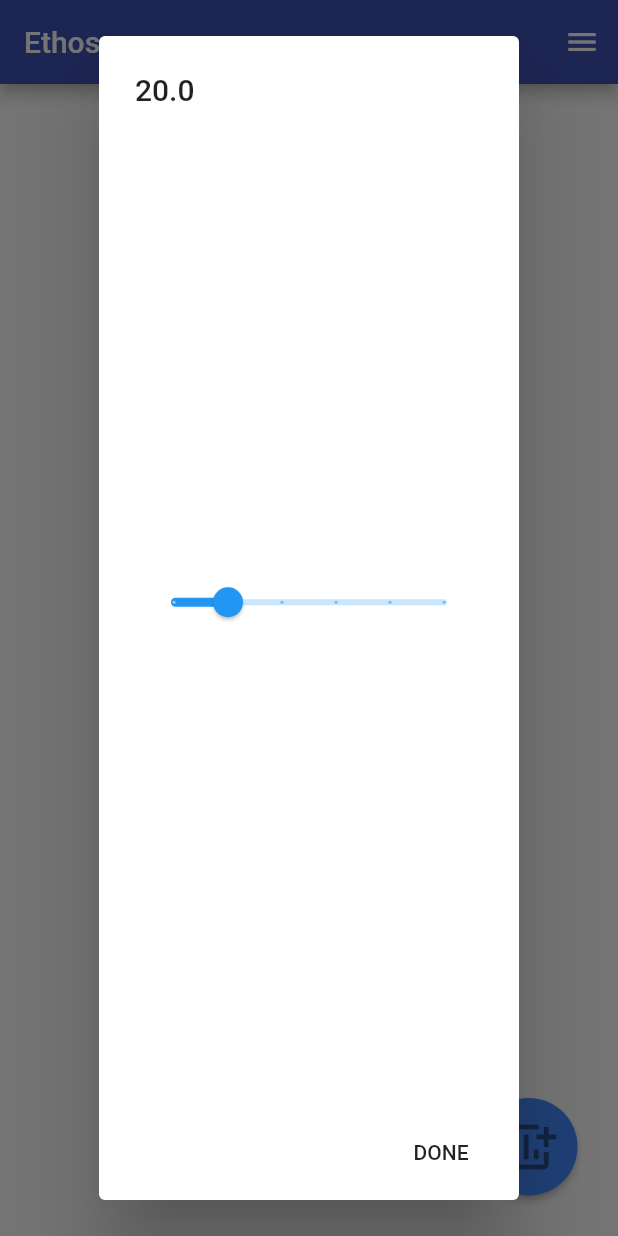
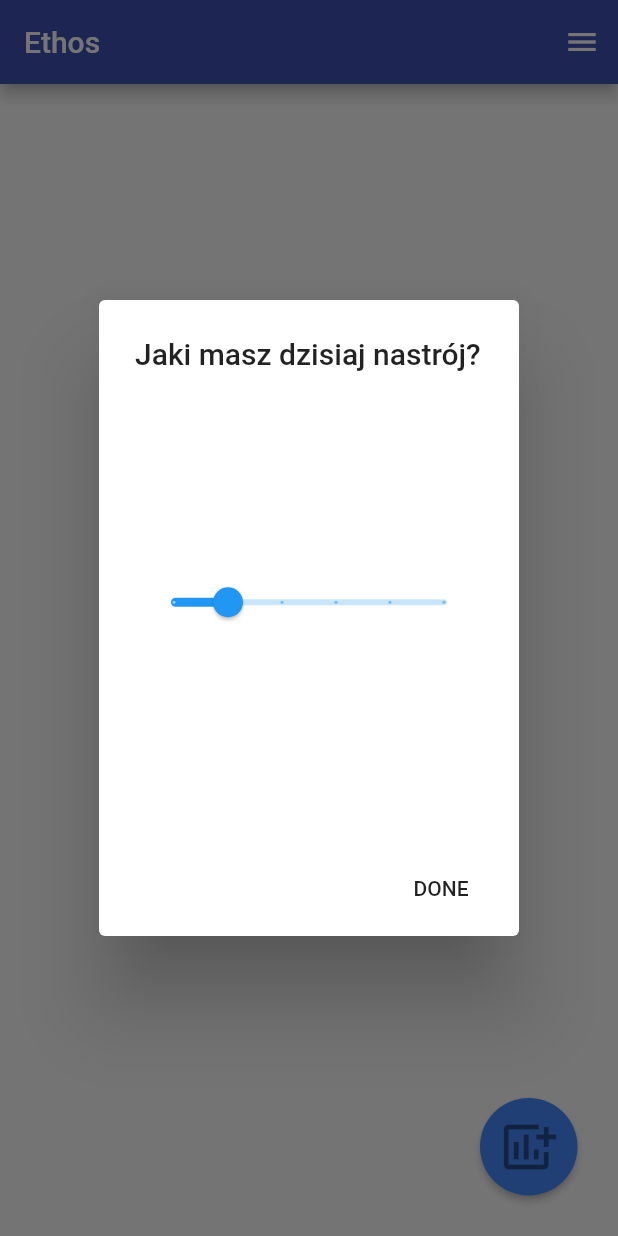
Before and after one commit to SmialyKot/ethos, a Flutter app: the screen it shows after launch, after a tap on the "add chart" icon, on a phone screen of 412 x 824 dp. Run offline on Flutter 3.47's test engine with Material 2 defaults, Android fonts, the light colour scheme and no system bars; our stand-ins replace rflutter_alert.

Commit message:
PopUp changes

```diff
--- a/lib/mood_slider.dart
+++ b/lib/mood_slider.dart
@@ -19,7 +19,8 @@ class _ShowMoodSliderState extends State<ShowMoodSlider> {
   @override
   Widget build(BuildContext context) {
     return AlertDialog(
-      title: Text('$_sliderValue'),
+      insetPadding: EdgeInsets.symmetric(vertical: 200.0, horizontal: 50.0),
+      title: Text('Jaki masz dzisiaj nastrój?'),
       content: Container(
         child: Slider(
           value: _sliderValue,
```
